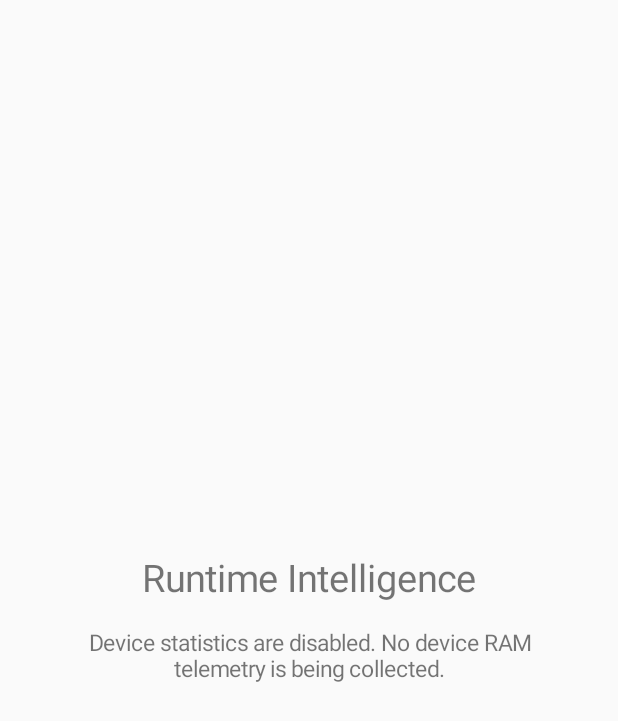
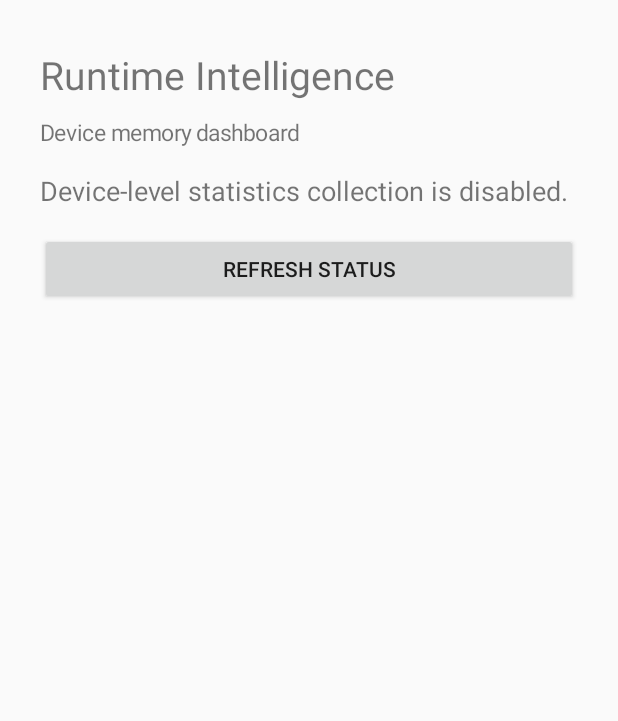
Before and after one commit to showlyshah/run-time-intelligence, an Android app: the screen it shows after launch (MainActivity), on a phone screen of 412 x 824 dp. Shown: the top 721 px of the screen. Run offline under Robolectric (Android 15) with nearby library versions, the phone set to English and light mode, and no system bars.

Commit message:
Preserve Runtime Intelligence dashboard while disabling device data collection

```diff
--- a/runtime-intelligence/app/src/main/java/com/logan/runtimeintelligence/MainActivity.kt
+++ b/runtime-intelligence/app/src/main/java/com/logan/runtimeintelligence/MainActivity.kt
@@ -2,57 +2,54 @@ package com.logan.runtimeintelligence
 
 import android.app.Activity
 import android.os.Bundle
-import android.view.Gravity
+import android.widget.Button
 import android.widget.LinearLayout
 import android.widget.TextView
 
-/**
- * Lightweight landing screen.
- *
- * Device-wide RAM statistics and refresh polling were deliberately removed.
- * This activity does not query ActivityManager, collect telemetry, or start
- * background monitoring. Runtime diagnostics can be added later as explicit,
- * user-triggered features with clear privacy controls.
- */
 class MainActivity : Activity() {
+    private lateinit var memorySummary: TextView
+    private lateinit var status: TextView
+
     override fun onCreate(savedInstanceState: Bundle?) {
         super.onCreate(savedInstanceState)
 
-        val density = resources.displayMetrics.density
-        fun dp(value: Int): Int = (value * density + 0.5f).toInt()
-
         val root = LinearLayout(this).apply {
             orientation = LinearLayout.VERTICAL
-            gravity = Gravity.CENTER
-            setPadding(dp(28), dp(32), dp(28), dp(32))
+            setPadding(40, 48, 40, 40)
         }
 
         val heading = TextView(this).apply {
             text = "Runtime Intelligence"
-            textSize = 25f
-            gravity = Gravity.CENTER
+            textSize = 26f
         }
-        val status = TextView(this).apply {
-            text = "Device statistics are disabled. No device RAM telemetry is being collected."
+        status = TextView(this).apply {
+            text = "Device memory dashboard"
             textSize = 15f
-            gravity = Gravity.CENTER
-            setPadding(0, dp(16), 0, 0)
+            setPadding(0, 16, 0, 24)
+        }
+        memorySummary = TextView(this).apply {
+            textSize = 18f
+            setPadding(0, 0, 0, 24)
+            text = "Device-level statistics collection is disabled."
+        }
+        val refresh = Button(this).apply {
+            text = "Refresh status"
+            setOnClickListener { refreshStatus() }
         }
 
-        root.addView(
-            heading,
-            LinearLayout.LayoutParams(
-                LinearLayout.LayoutParams.MATCH_PARENT,
-                LinearLayout.LayoutParams.WRAP_CONTENT
-            )
-        )
-        root.addView(
-            status,
-            LinearLayout.LayoutParams(
-                LinearLayout.LayoutParams.MATCH_PARENT,
-                LinearLayout.LayoutParams.WRAP_CONTENT
-            )
-        )
+        root.addView(heading)
+        root.addView(status)
+        root.addView(memorySummary)
+        root.addView(refresh)
         setContentView(root)
     }
+
+    /**
+     * Keep the original dashboard layout and refresh control, but do not read
+     * or generate statistics about this device.
+     */
+    private fun refreshStatus() {
+        status.text = "Device statistics collection remains disabled."
+        memorySummary.text = "No device-level RAM statistics are collected."
+    }
 }
```
